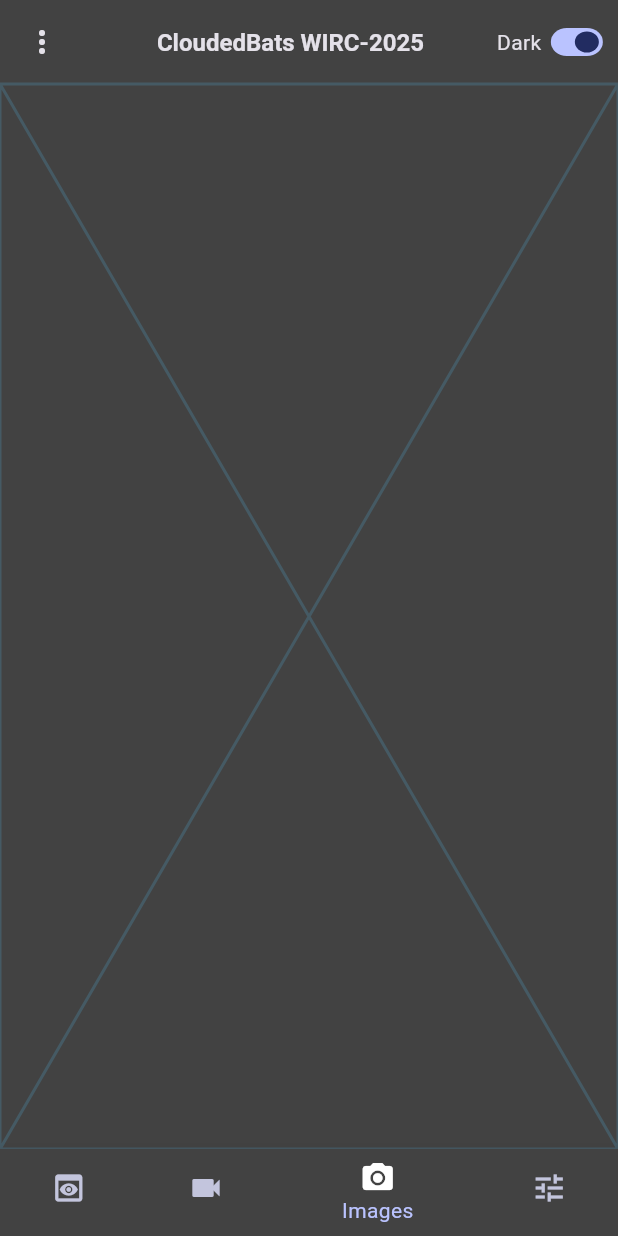
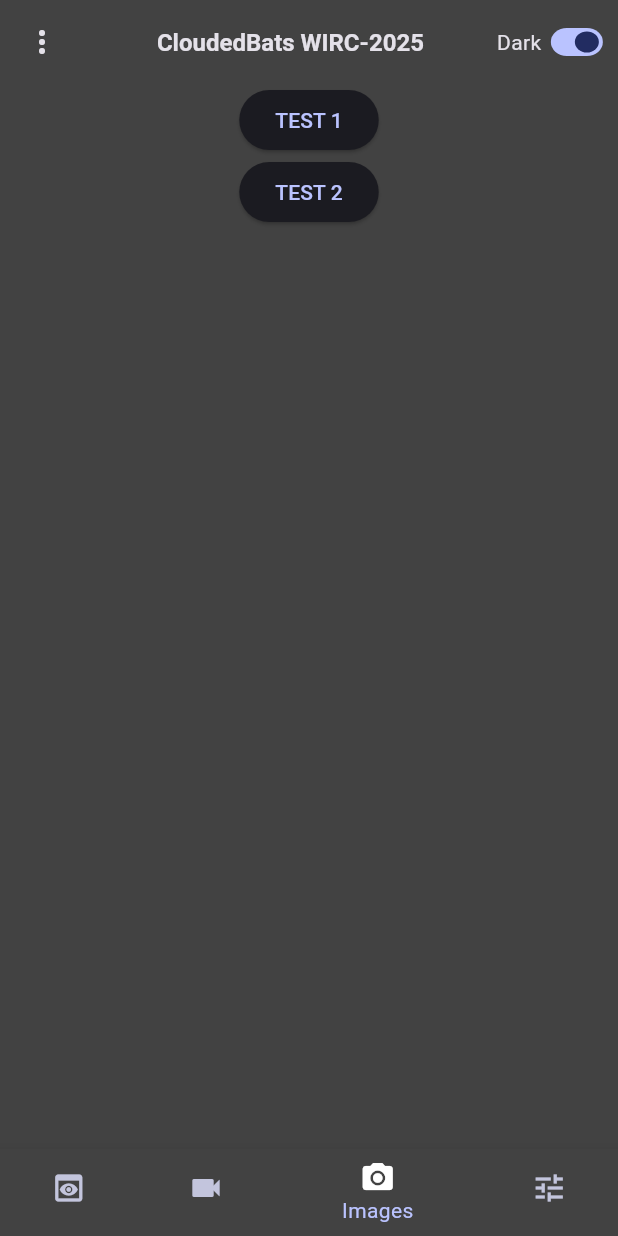
Before and after one commit to cloudedbats/wirc_2025, a Flutter app: the screen it shows after launch, item 3 of the bottom bar chosen, on a phone screen of 412 x 824 dp. Run offline on Flutter 3.47's test engine with Material 3 defaults, Android fonts, the phone set to English and light mode, and no system bars; our stand-ins replace flutter_bloc, package_info_plus, shared_preferences; missing offline and left inert: flutter_mjpeg.

Commit message:
Video and image pages renamed.

```diff
--- a/lib/src/app/pages.dart
+++ b/lib/src/app/pages.dart
@@ -2,5 +2,5 @@ export 'package:wirc_2025/src/app/pages/main_page/main_page.dart';
 export 'package:wirc_2025/src/app/pages/home_page/home_page.dart';
 export 'package:wirc_2025/src/app/pages/live_view_page/live_view_page.dart';
 export 'package:wirc_2025/src/app/pages/video_page/video_page.dart';
-export 'package:wirc_2025/src/app/pages/camera_page/camera_page.dart';
+export 'package:wirc_2025/src/app/pages/image_page/image_page.dart';
 export 'package:wirc_2025/src/app/pages/settings_page/settings_page.dart';
--- a/lib/src/app/pages/camera_page/camera_page.dart
+++ /dev/null
@@ -1,20 +0,0 @@
-import 'package:flutter/material.dart';
-import '../../../core/core.dart' as core;
-
-class CameraWidget extends StatefulWidget {
-  const CameraWidget({
-    super.key,
-  });
-
-  @override
-  State<CameraWidget> createState() => _CameraWidgetState();
-}
-
-class _CameraWidgetState extends State<CameraWidget> {
-  var isRunning = true;
-
-  @override
-  Widget build(BuildContext context) {
-    return const Placeholder();
-  }
-}
--- a/lib/src/app/pages/home_page/home_page.dart
+++ b/lib/src/app/pages/home_page/home_page.dart
@@ -28,7 +28,7 @@ class _HomePageState extends State<HomePage> {
         userSelectedPage = const VideoWidget();
         break;
       case 2:
-        userSelectedPage = const CameraWidget();
+        userSelectedPage = const ImageWidget();
         break;
       case 3:
         userSelectedPage = const SettingsWidget();
--- /dev/null
+++ b/lib/src/app/pages/image_page/image_page.dart
@@ -0,0 +1,37 @@
+import 'package:flutter/material.dart';
+import '../../../core/core.dart' as core;
+
+class ImageWidget extends StatefulWidget {
+  const ImageWidget({
+    super.key,
+  });
+
+  @override
+  State<ImageWidget> createState() => _ImageWidgetState();
+}
+
+class _ImageWidgetState extends State<ImageWidget> {
+  var isRunning = true;
+
+  @override
+  Widget build(BuildContext context) {
+    return Center(
+      child: Column(
+        children: [
+          ElevatedButton(
+            child: Text('TEST 1'),
+            onPressed: () {
+              core.getDirectories();
+            },
+          ),
+          ElevatedButton(
+            child: Text('TEST 2'),
+            onPressed: () {
+              core.getFiles("/home/wurb/wirc_recordings/wirc_2024-12-28");
+            },
+          ),
+        ],
+      ),
+    );
+  }
+}
--- a/lib/src/app/pages/video_page/video_page.dart
+++ b/lib/src/app/pages/video_page/video_page.dart
@@ -1,5 +1,5 @@
 import 'package:flutter/material.dart';
-import '../../../core/core.dart' as core;
+// import '../../../core/core.dart' as core;
 
 class VideoWidget extends StatefulWidget {
   const VideoWidget({
```
